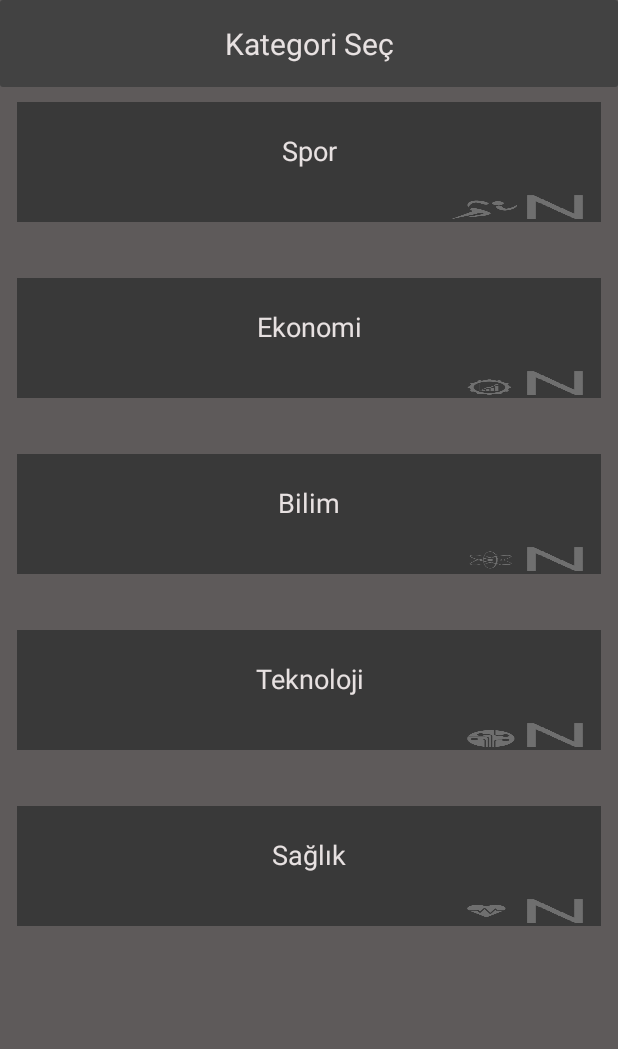
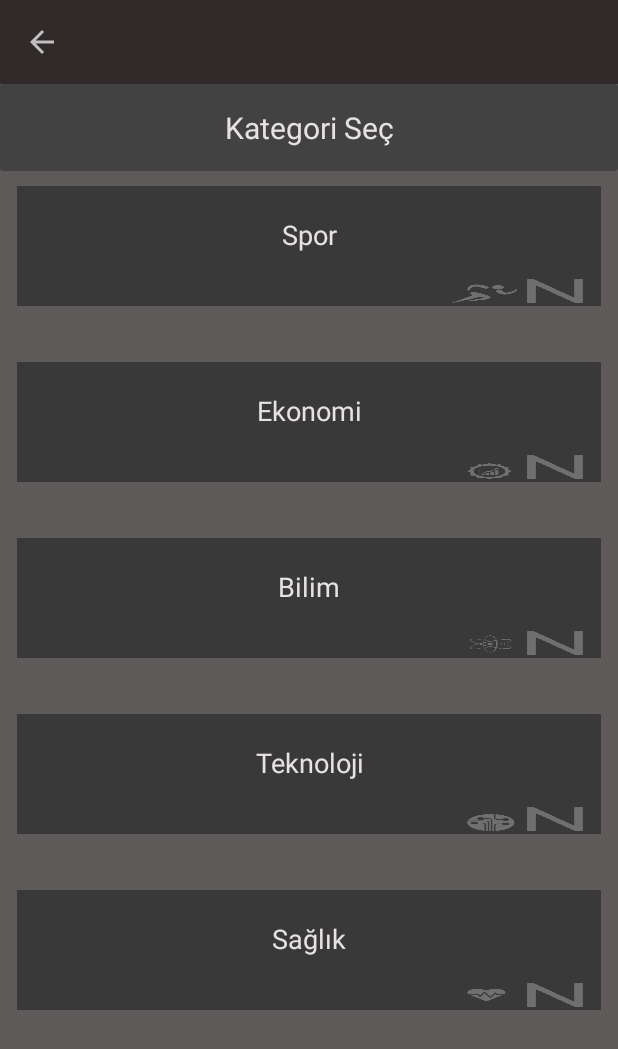
Before and after one commit to cenkgrs/Android-News-App, an Android app: the screen it shows after launch (MainActivity), after a tap on an icon or button, on a phone screen of 412 x 824 dp. Shown: the top 1049 px of the screen. Run offline under Robolectric (Android 15) with nearby library versions, the phone set to English and light mode, and no system bars.

Commit message:
Back buttons added on toolbars

```diff
--- a/app/src/main/java/com/example/haberuygulamas/DatabaseAccess.java
+++ b/app/src/main/java/com/example/haberuygulamas/DatabaseAccess.java
@@ -35,8 +35,7 @@ public class DatabaseAccess {
         }
     }
 
-    public ArrayList<news_item> getQuotes(String newspaper, String cat) {
-        System.out.println("Got here");
+    public ArrayList<news_item> getNews(String newspaper, String cat) {
         ArrayList<news_item> list = new ArrayList<>();
         String sql = "SELECT * FROM news WHERE category ='"+cat+"' and source = '"+newspaper+"'";
         Cursor cursor = database.rawQuery(sql , null);
--- a/app/src/main/java/com/example/haberuygulamas/MainActivity.java
+++ b/app/src/main/java/com/example/haberuygulamas/MainActivity.java
@@ -3,6 +3,7 @@ package com.example.haberuygulamas;
 import android.content.Intent;
 import android.os.Bundle;
 import android.view.View;
+import android.widget.Toolbar;
 
 import androidx.appcompat.app.AppCompatActivity;
 import androidx.cardview.widget.CardView;
@@ -39,6 +40,15 @@ public class MainActivity extends AppCompatActivity {
         else{
             newspaper = "guardian";
         }
+
+        Toolbar toolbar = (Toolbar) findViewById(R.id.navigation);
+
+        toolbar.setNavigationOnClickListener(new View.OnClickListener() {
+            @Override
+            public void onClick(View v) {
+                onBackPressed(); // Implemented by activity
+            }
+        });
 
         CardView card1 = (CardView) findViewById(R.id.spor_card);
         CardView card2 = (CardView) findViewById(R.id.eco_card);
--- a/app/src/main/res/layout/main_choose_newspaper.xml
+++ b/app/src/main/res/layout/main_choose_newspaper.xml
@@ -19,6 +19,17 @@
             android:layout_width="wrap_content"
             android:layout_height="wrap_content"
             android:orientation="vertical">
+
+            <Toolbar
+
+                android:id="@+id/navigation"
+                android:navigationIcon="?attr/homeAsUpIndicator"
+                android:layout_width="match_parent"
+                android:layout_height="?attr/actionBarSize"
+                android:background="@color/perfectColor"
+                >
+
+            </Toolbar>
 
             <androidx.cardview.widget.CardView
                 android:layout_width="match_parent"
```
Also changed, not shown: app/src/main/java/com/example/haberuygulamas/NewsActivity.java (+10 -2 lines), app/src/main/java/com/example/haberuygulamas/News_content.java (+12 -19 lines), app/src/main/java/com/example/haberuygulamas/dbNewsActivity.java (+11 -1 lines), app/src/main/res/layout/news_content.xml (+4 -10 lines), app/src/main/res/layout/news_layout.xml (+2 -8 lines).
